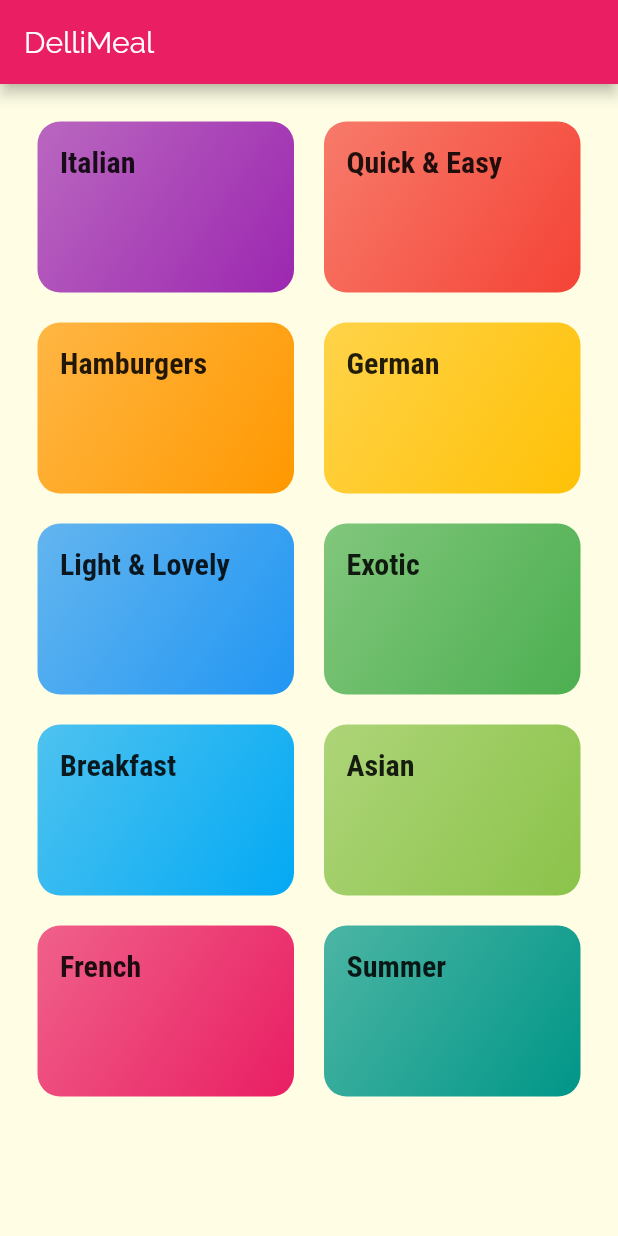
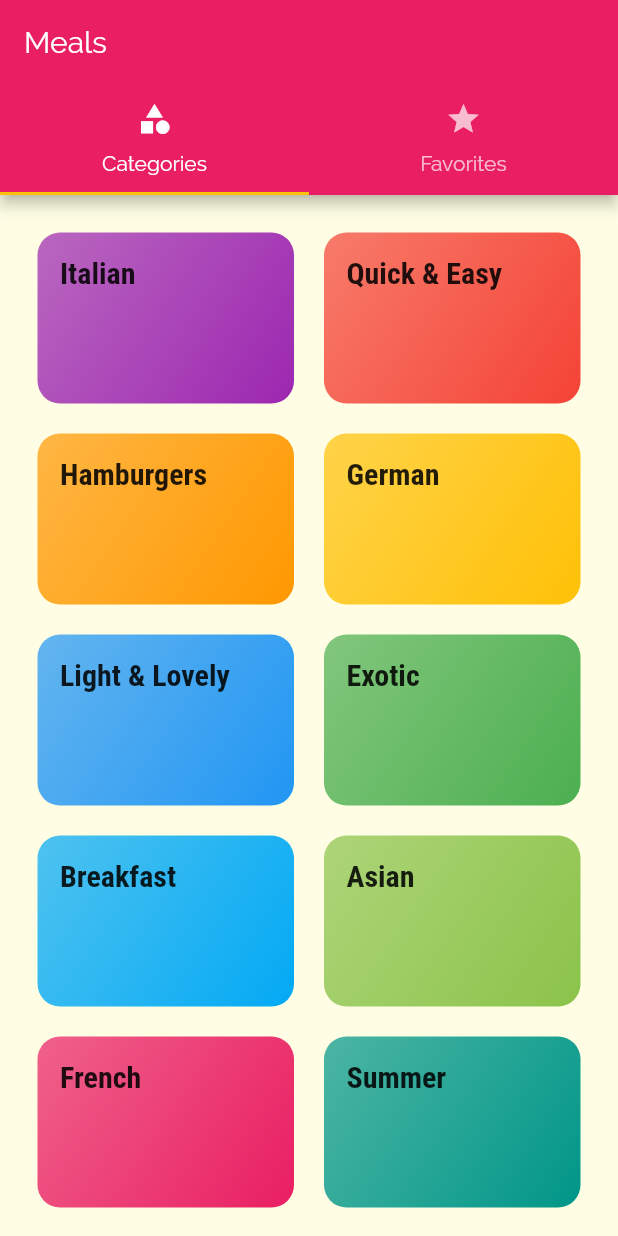
Before and after one commit to jsimpson1/udemy, a Flutter app: the screen it shows after launch, on a phone screen of 412 x 824 dp. Run offline on Flutter 3.47's test engine with Material 2 defaults, Android fonts, the phone set to English and light mode, and no system bars.

```diff
--- a/academind/deli_meals/lib/main.dart
+++ b/academind/deli_meals/lib/main.dart
@@ -1,5 +1,7 @@
 import 'package:flutter/material.dart';
 
+import './screens/tabs_screen.dart';
+import './screens/meal_detail_screen.dart';
 import './screens/category_meals_screen.dart';
 import './screens/categories_screen.dart';
 
@@ -34,9 +36,17 @@ class MyApp extends StatelessWidget {
       // home: CategoriesScreen(),
       initialRoute: '/', // default is '/'
       routes: {
-        CategoriesScreen.routeName: (ctx) =>
-            CategoriesScreen(), // is home route
+        '/': (ctx) => TabsScreen(),
         CategoryMealsScreen.routeName: (ctx) => CategoryMealsScreen(),
+        MealDetailScreen.routeName: (ctx) => MealDetailScreen(),
+      },
+      // useful for apps where route names might be generated
+      onGenerateRoute: (settings) {
+        print(settings.arguments);
+        // return MaterialPageRoute(builder: (ctx) => CategoriesScreen());
+      },
+      onUnknownRoute: (settings) {
+        return MaterialPageRoute(builder: (ctx) => CategoriesScreen());
       },
     );
   }
--- a/academind/deli_meals/lib/screens/categories_screen.dart
+++ b/academind/deli_meals/lib/screens/categories_screen.dart
@@ -4,14 +4,9 @@ import '../widgets/category_item.dart';
 import '../dummy_data.dart';
 
 class CategoriesScreen extends StatelessWidget {
-  static const routeName = '/';
   @override
   Widget build(BuildContext context) {
-    return Scaffold(
-      appBar: AppBar(
-        title: const Text('DelliMeal'),
-      ),
-      body: GridView(
+    return GridView(
       padding: const EdgeInsets.all(25),
       children: DUMMY_CATEGORIES
           .map(
@@ -28,7 +23,6 @@ class CategoriesScreen extends StatelessWidget {
         crossAxisSpacing: 20,
         mainAxisSpacing: 20,
       ),
-      ),
     );
   }
 }
--- a/academind/deli_meals/lib/screens/category_meals_screen.dart
+++ b/academind/deli_meals/lib/screens/category_meals_screen.dart
@@ -29,6 +29,7 @@ class CategoryMealsScreen extends StatelessWidget {
         itemBuilder: (ctx, index) {
           final meal = categoryMeals[index];
           return MealItem(
+              id: meal.id,
               title: meal.title,
               imageUrl: meal.imageUrl,
               duration: meal.duration,
--- /dev/null
+++ b/academind/deli_meals/lib/screens/tabs_screen.dart
@@ -0,0 +1,42 @@
+import 'package:deli_meals/screens/favorites_screen.dart';
+import 'package:flutter/material.dart';
+
+import './categories_screen.dart';
+
+class TabsScreen extends StatefulWidget {
+  @override
+  _TabsScreenState createState() => _TabsScreenState();
+}
+
+class _TabsScreenState extends State<TabsScreen> {
+  @override
+  Widget build(BuildContext context) {
+    return DefaultTabController(
+      length: 2,
+      initialIndex: 0,
+      child: Scaffold(
+        appBar: AppBar(
+          title: Text('Meals'),
+          bottom: TabBar(
+            tabs: [
+              Tab(
+                icon: Icon(Icons.category),
+                text: 'Categories',
+              ),
+              Tab(
+                icon: Icon(Icons.star),
+                text: 'Favorites',
+              ),
+            ],
+          ),
+        ),
+        body: TabBarView(
+          children: [
+            CategoriesScreen(),
+            FavoritesScreen(),
+          ],
+        ),
+      ),
+    );
+  }
+}
```
Also changed, not shown: academind/deli_meals/lib/screens/favorites_screen.dart (added, +10 -0 lines), academind/deli_meals/lib/screens/meal_detail_screen.dart (added, +95 -0 lines), academind/deli_meals/lib/widgets/meal_item.dart (+11 -2 lines). Lines whose indentation alone changed are shown as unchanged.
